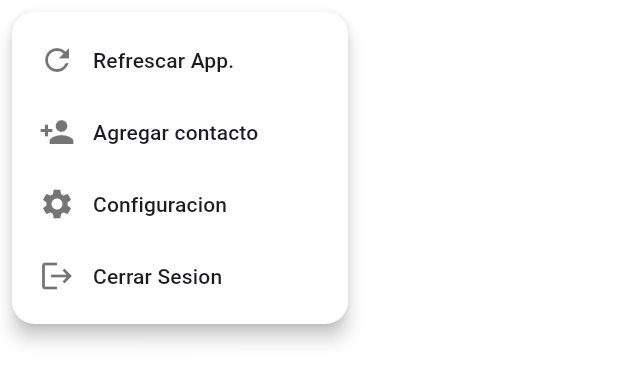
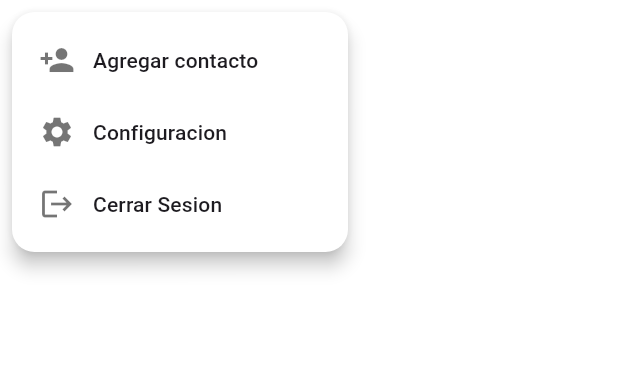
Before and after one commit to Teixeira49/drive_on, a Flutter app: the PopupMenu widget shown alone on an empty page, opened directly with empty values, after a tap on the "more vert" icon, on a phone screen of 412 x 824 dp. Shown: the top 383 px of the screen. Run offline on Flutter 3.47's test engine with Material 3 defaults, Android fonts, the phone set to English and light mode, and no system bars; our stand-ins replace dartz, dio, flutter_bloc, package_info_plus, retry, shared_preferences and 1 more; accounts and stored records are empty; network calls fail; Roboto replaces fonts that are missing (gotham).

Commit message:
Change options of popup menu

```diff
--- a/lib/src/features/main_menu/data/entities/popup_menu.dart
+++ b/lib/src/features/main_menu/data/entities/popup_menu.dart
@@ -6,4 +6,5 @@ enum PopUpMenuItem {
   item3Config,
   item4Logout,
   item5edit,
+  item6changePlan,
 }
--- a/lib/src/features/main_menu/presentation/widgets/popup_menu.dart
+++ b/lib/src/features/main_menu/presentation/widgets/popup_menu.dart
@@ -1,4 +1,3 @@
-
 import 'package:drive_on/src/core/config/styles/static_colors.dart';
 import 'package:flutter/material.dart';
 
@@ -7,10 +6,96 @@ import '../../data/entities/popup_menu.dart';
 class PopupMenu extends StatelessWidget {
   final int visibility;
   final int ref;
+
   const PopupMenu({super.key, required this.visibility, required this.ref});
 
   @override
   Widget build(BuildContext context) {
+    List<PopupMenuItem> budgetItems = [
+      const PopupMenuItem(
+          value: PopUpMenuItem.item2AddBudget,
+          child: Row(
+            mainAxisAlignment: MainAxisAlignment.start,
+            mainAxisSize: MainAxisSize.min,
+            children: [
+              SizedBox(
+                width: 6,
+              ),
+              Icon(
+                Icons.wallet,
+                color: Colors.black54,
+              ),
+              SizedBox(
+                width: 12,
+              ),
+              Text('Transaccion')
+            ],
+          ))
+    ];
+
+    List<PopupMenuItem> mainItems = [
+      const PopupMenuItem(
+          value: PopUpMenuItem.item1AddContact,
+          child: Row(
+            mainAxisAlignment: MainAxisAlignment.start,
+            mainAxisSize: MainAxisSize.min,
+            children: [
+              SizedBox(
+                width: 6,
+              ),
+              Icon(
+                Icons.person_add,
+                color: Colors.black54,
+              ),
+              SizedBox(
+                width: 12,
+              ),
+              Text('Agregar contacto')
+            ],
+          ))
+    ];
+
+    List<PopupMenuItem> profileItems = [
+      const PopupMenuItem(
+          value: PopUpMenuItem.item5edit,
+          child: Row(
+            mainAxisAlignment: MainAxisAlignment.start,
+            mainAxisSize: MainAxisSize.min,
+            children: [
+              SizedBox(
+                width: 6,
+              ),
+              Icon(
+                Icons.edit,
+                color: Colors.black54,
+              ),
+              SizedBox(
+                width: 12,
+              ),
+              Text('Editar Perfil')
+            ],
+          )),
+      const PopupMenuItem(
+          value: PopUpMenuItem.item5edit,
+          child: Row(
+            mainAxisAlignment: MainAxisAlignment.start,
+            mainAxisSize: MainAxisSize.min,
+            children: [
+              SizedBox(
+                width: 6,
+              ),
+              Icon(
+                Icons.upload,
+                color: Colors.black54,
+              ),
+              SizedBox(
+                width: 12,
+              ),
+              Text('Cambiar Plan')
+            ],
+          ))
+    ];
+
     return PopupMenuButton(
         shape: RoundedRectangleBorder(
           borderRadius: BorderRadius.circular(15),
@@ -20,92 +105,54 @@ class PopupMenu extends StatelessWidget {
         onSelected: (value) {
           if (value == PopUpMenuItem.item1AddContact) {
             print('a');
+          } else if (value == PopUpMenuItem.item2AddBudget) {
           } else if (value == PopUpMenuItem.item3Config) {
-
           } else if (value == PopUpMenuItem.item4Logout) {
             Navigator.of(context).pop();
           }
         },
         itemBuilder: (contextCubit) => [
-          const PopupMenuItem(
-              value: PopUpMenuItem.item0Reload,
-              child: Row(
-                mainAxisAlignment: MainAxisAlignment.start,
-                mainAxisSize: MainAxisSize.min,
-                children: [
-                  SizedBox(width: 6,),
-                  Icon(Icons.refresh, color: Colors.black54,),
-                  SizedBox(width: 12,),
-                  Text('Refrescar App.')
-                ],
-              )
-          ),
-          visibility == ref ? const PopupMenuItem(
-              value: PopUpMenuItem.item1AddContact,
-              child: Row(
-                mainAxisAlignment: MainAxisAlignment.start,
-                mainAxisSize: MainAxisSize.min,
-                children: [
-                  SizedBox(width: 6,),
-                  Icon(Icons.person_add, color: Colors.black54,),
-                  SizedBox(width: 12,),
-                  Text('Agregar contacto')
-                ],
-              )
-          ) : visibility <= ref ? const PopupMenuItem(
-              value: PopUpMenuItem.item2AddBudget,
-              child: Row(
-                mainAxisAlignment: MainAxisAlignment.start,
-                mainAxisSize: MainAxisSize.min,
-                children: [
-                  SizedBox(width: 6,),
-                  Icon(Icons.wallet, color: Colors.black54,),
-                  SizedBox(width: 12,),
-                  Text('Transaccion')
-                ],
-              )
-          ) : const PopupMenuItem(
-              value: PopUpMenuItem.item5edit,
-              child: Row(
-                mainAxisAlignment: MainAxisAlignment.start,
-                mainAxisSize: MainAxisSize.min,
-                children: [
-                  SizedBox(width: 6,),
-                  Icon(Icons.edit, color: Colors.black54,),
-                  SizedBox(width: 12,),
-                  Text('Editar Perfil')
-                ],
-              )
-          ) ,
+          if (visibility == ref) ...mainItems, // Se puede hacer anidado
+          if (visibility < ref) ...budgetItems,
+          if (visibility > ref) ...profileItems,
               const PopupMenuItem(
                   value: PopUpMenuItem.item3Config,
                   child: Row(
                     mainAxisAlignment: MainAxisAlignment.start,
                     mainAxisSize: MainAxisSize.min,
                     children: [
-                  SizedBox(width: 6,),
-                  Icon(Icons.settings, color: Colors.black54,),
-                  SizedBox(width: 12,),
+                      SizedBox(
+                        width: 6,
+                      ),
+                      Icon(
+                        Icons.settings,
+                        color: Colors.black54,
+                      ),
+                      SizedBox(
+                        width: 12,
+                      ),
                       Text('Configuracion')
                     ],
-              )
-          ),
+                  )),
               const PopupMenuItem(
                   value: PopUpMenuItem.item4Logout,
                   child: Row(
                     mainAxisAlignment: MainAxisAlignment.start,
                     mainAxisSize: MainAxisSize.min,
                     children: [
-                  SizedBox(width: 6,),
-                  Icon(Icons.logout, color: Colors.black54,),
-                  SizedBox(width: 12,),
+                      SizedBox(
+                        width: 6,
+                      ),
+                      Icon(
+                        Icons.logout,
+                        color: Colors.black54,
+                      ),
+                      SizedBox(
+                        width: 12,
+                      ),
                       Text('Cerrar Sesion')
                     ],
-              )
-          ),
-        ]
-    );
+                  )),
+            ]);
   }
-
-
 }
```
Lines whose indentation alone changed are shown as unchanged.
